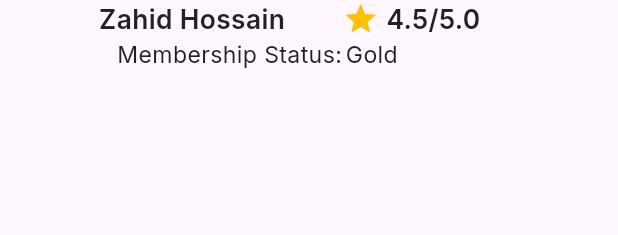
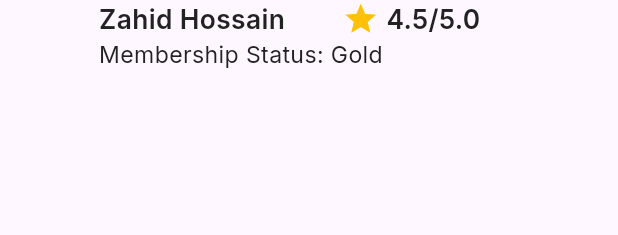
Before and after one commit to bdCalling-Sdt-hub/trade_app, a Flutter app: the CustomOtherProfileHeader widget shown alone on an empty page, opened directly, on a phone screen of 412 x 824 dp. Shown: the top 235 px of the screen. Run offline on Flutter 3.47's test engine with Material 3 defaults, Android fonts, the phone set to English and light mode, and no system bars; drawn by our look-alikes of cached_network_image; our stand-ins replace carousel_slider, connectivity_plus, country_picker, flutter_rating_bar, flutter_screenutil, flutter_spinkit and 9 more; accounts and stored records are empty; network calls fail; project files that could hold a hidden picture were left out.

```diff
--- a/lib/view/components/custom_other_profile_header/custom_other_profile_header.dart
+++ b/lib/view/components/custom_other_profile_header/custom_other_profile_header.dart
@@ -41,7 +41,7 @@ class CustomOtherProfileHeader extends StatelessWidget {
                   fontWeight: FontWeight.w600,
                 ),
                 SizedBox(width: 35.w),
-                Icon(Icons.star, color: Colors.amber),
+                const Icon(Icons.star, color: Colors.amber),
                 CustomText(
                   left: 5,
                   text: '$rating/5.0',
@@ -52,15 +52,18 @@ class CustomOtherProfileHeader extends StatelessWidget {
               ],
             ),
             Row(
+              crossAxisAlignment: CrossAxisAlignment.start,
               children: [
-                CustomText(
-                  left: 10,
+                const CustomText(
+                  textAlign: TextAlign.start,
+                 // left: 10,
                   text: 'Membership Status: ',
                   color: AppColors.black500,
                   fontSize: 14,
                   fontWeight: FontWeight.w400,
                 ),
                 CustomText(
+                  textAlign: TextAlign.start,
                   text: membershipStatus,
                   color: AppColors.black500,
                   fontSize: 14,
--- a/lib/view/screens/category_screen/sub_category_products/sub_category_products.dart
+++ b/lib/view/screens/category_screen/sub_category_products/sub_category_products.dart
@@ -6,6 +6,7 @@ import 'package:trade_app/utils/app_const/app_const.dart';
 import 'package:trade_app/view/components/custom_app_bar/custom_app_bar.dart';
 import 'package:trade_app/view/components/custom_my_products/custom_my_product.dart';
 import 'package:trade_app/view/components/custom_text/custom_text.dart';
+import 'package:trade_app/view/components/nav_bar/nav_bar.dart';
 
 class SubCategoryProducts extends StatelessWidget {
   const SubCategoryProducts({super.key});
@@ -14,6 +15,8 @@ class SubCategoryProducts extends StatelessWidget {
   Widget build(BuildContext context) {
     var data = Get.arguments;
     return Scaffold(
+      bottomNavigationBar: const NavBar(currentIndex: 2),
+
       backgroundColor: AppColors.white,
       appBar: CustomAppBar(
         appBarContent: data['name'],
--- a/lib/view/screens/category_screen/sub_category_screen/sub_category_screen.dart
+++ b/lib/view/screens/category_screen/sub_category_screen/sub_category_screen.dart
@@ -7,6 +7,7 @@ import 'package:trade_app/utils/app_icons/app_icons.dart';
 import 'package:trade_app/view/components/custom_app_bar/custom_app_bar.dart';
 import 'package:trade_app/view/components/custom_image/custom_image.dart';
 import 'package:trade_app/view/components/custom_text/custom_text.dart';
+import 'package:trade_app/view/components/nav_bar/nav_bar.dart';
 
 class SubCategoryScreen extends StatelessWidget {
   SubCategoryScreen({super.key});
@@ -18,6 +19,8 @@ class SubCategoryScreen extends StatelessWidget {
     var data = Get.arguments;
 
     return Scaffold(
+      bottomNavigationBar: const NavBar(currentIndex: 2),
+
       backgroundColor: AppColors.white,
       appBar: CustomAppBar(
         appBarContent: data['name'],
--- a/lib/view/screens/my_rating_screen/my_rating_screen.dart
+++ b/lib/view/screens/my_rating_screen/my_rating_screen.dart
@@ -49,7 +49,7 @@ class MyRatingScreen extends StatelessWidget {
         appBarContent: AppStrings.myRatingAndComments.tr,
       ),
       body: Padding(
-          padding: EdgeInsets.symmetric(horizontal: 16.w, vertical: 10.h),
+          padding: EdgeInsets.symmetric(horizontal: 16.w),
           child: Column(
             crossAxisAlignment: CrossAxisAlignment.start,
             children: [
--- a/lib/view/screens/other_profile/other_profile.dart
+++ b/lib/view/screens/other_profile/other_profile.dart
@@ -6,7 +6,6 @@ import 'package:trade_app/utils/app_strings/app_strings.dart';
 import 'package:trade_app/view/components/custom_app_bar/custom_app_bar.dart';
 import 'package:trade_app/view/components/custom_details_container/custom_details_container.dart';
 import 'package:trade_app/view/components/custom_my_products/custom_my_product.dart';
-import 'package:trade_app/view/components/custom_netwrok_image/custom_network_image.dart';
 import 'package:trade_app/view/components/custom_other_profile_date/custom_other_profile_date.dart';
 import 'package:trade_app/view/components/custom_other_profile_header/custom_other_profile_header.dart';
 import 'package:trade_app/view/components/custom_other_profile_location/custom_other_profile_location.dart';
@@ -32,7 +31,8 @@ class OtherProfile extends StatelessWidget {
             children: [
            CustomDetailContainer(
                isBorder: true,
-               color: AppColors.white200, child: Column(
+               color: AppColors.white200, child:
+           Column(
              children: [
                CustomOtherProfileHeader(
                  imageUrl:AppConstants.userNtr ,
--- a/lib/view/screens/top_products/top_products_screen.dart
+++ b/lib/view/screens/top_products/top_products_screen.dart
@@ -7,6 +7,7 @@ import 'package:trade_app/utils/app_const/app_const.dart';
 import 'package:trade_app/utils/app_strings/app_strings.dart';
 import 'package:trade_app/view/components/custom_app_bar/custom_app_bar.dart';
 import 'package:trade_app/view/components/custom_my_products/custom_my_product.dart';
+import 'package:trade_app/view/components/nav_bar/nav_bar.dart';
 
 class TopProductsScreen extends StatelessWidget {
   const TopProductsScreen({super.key});
@@ -15,6 +16,7 @@ class TopProductsScreen extends StatelessWidget {
   Widget build(BuildContext context) {
     return Scaffold(
       backgroundColor: AppColors.white,
+      bottomNavigationBar: const NavBar(currentIndex: 0),
 
       ///============================  topProducts ===============
       appBar: CustomAppBar(
```
Also changed, not shown: lib/view/screens/home_screen/home_screen.dart (+6 -15 lines).
